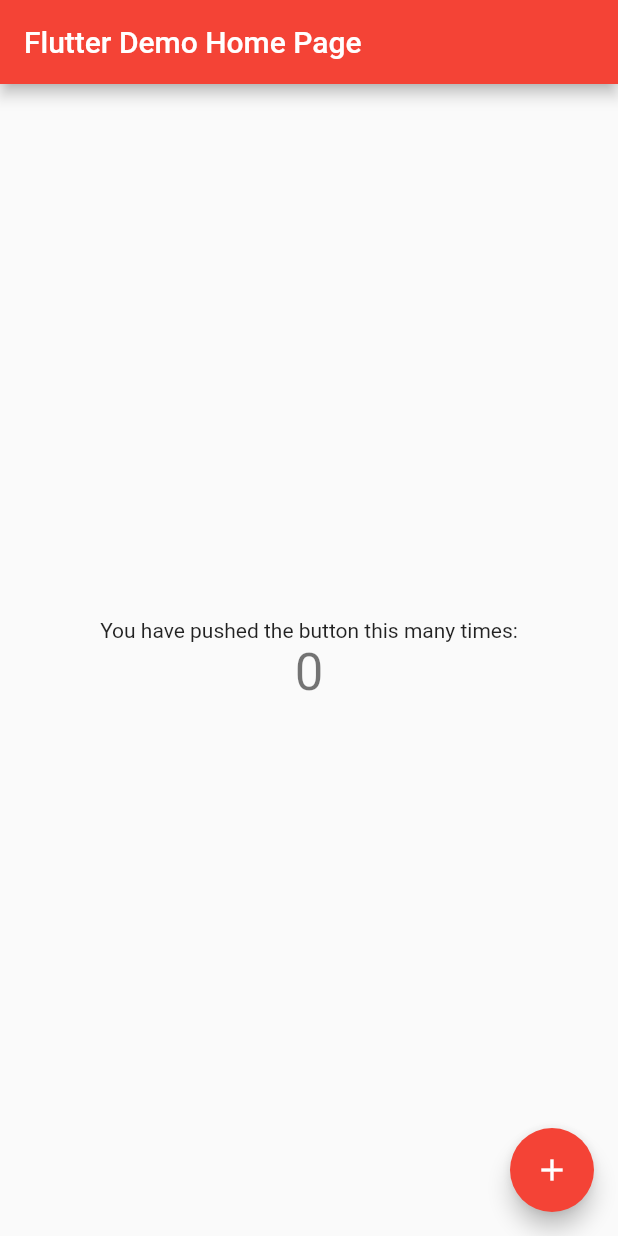
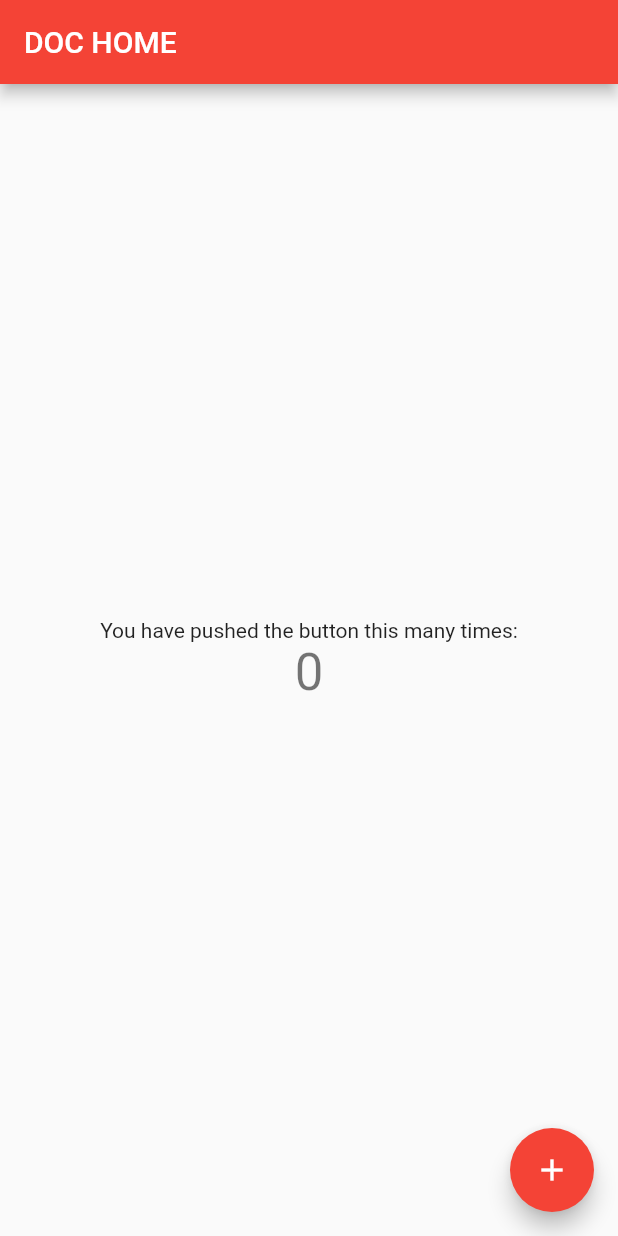
Before and after one commit to ShahnawazNaveed/doc_home, a Flutter app: the screen it shows after launch, on a phone screen of 412 x 824 dp. Run offline on Flutter 3.47's test engine with Material 2 defaults, Android fonts, the phone set to English and light mode, and no system bars.

Commit message:
Haseeb Commit

```diff
--- a/lib/main.dart
+++ b/lib/main.dart
@@ -13,7 +13,7 @@ class MyApp extends StatelessWidget {
       theme: ThemeData(
         primarySwatch: Colors.red,
       ),
-      home: MyHomePage(title: 'Flutter Demo Home Page'),
+      home: MyHomePage(title: 'DOC HOME'),
     );
   }
 }
```
